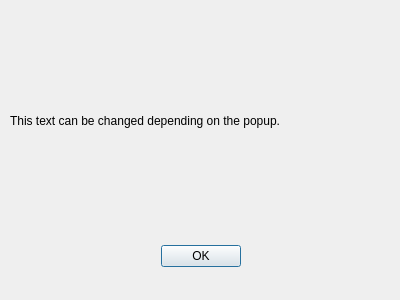
The window that PixelsSpriteEditor/PopupWindow.ui (worldofnick/Pixels-Sprite-Editor) describes before a commit, drawn with Qt 5.
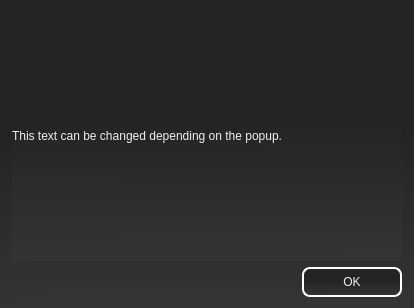
The same window after the commit.

Commit message:
Added a Popup at the beginning to get the initial resolution, also added functionality to the flip vertically and horizontally.
I set the initial default range for window resolution to 32-128, but
that can easily be changed in the SpriteMainWindow::initialResolution
method.

```diff
--- a/PixelsSpriteEditor/PopupWindow.ui
+++ b/PixelsSpriteEditor/PopupWindow.ui
@@ -6,45 +6,67 @@
    <rect>
     <x>0</x>
     <y>0</y>
-    <width>400</width>
-    <height>300</height>
+    <width>414</width>
+    <height>306</height>
    </rect>
   </property>
   <property name="windowTitle">
    <string>Dialog</string>
   </property>
-  <widget class="QDialogButtonBox" name="buttonBox">
-   <property name="geometry">
-    <rect>
-     <x>30</x>
-     <y>240</y>
-     <width>341</width>
-     <height>32</height>
-    </rect>
-   </property>
-   <property name="orientation">
-    <enum>Qt::Horizontal</enum>
-   </property>
-   <property name="standardButtons">
-    <set>QDialogButtonBox::Ok</set>
-   </property>
-   <property name="centerButtons">
-    <bool>true</bool>
-   </property>
-  </widget>
-  <widget class="QLabel" name="popupLabel">
-   <property name="geometry">
-    <rect>
-     <x>10</x>
-     <y>10</y>
-     <width>381</width>
-     <height>221</height>
-    </rect>
-   </property>
-   <property name="text">
-    <string>This text can be changed depending on the popup.</string>
-   </property>
-  </widget>
+  <property name="styleSheet">
+   <string notr="true">background-color: qlineargradient(spread:pad, x1:0.482, y1:0.4375, x2:0.488, y2:0.994318, stop:0 rgba(35, 37, 37, 255), stop:1 rgba(51, 53, 53, 255));
+color: rgb(239, 239, 239);</string>
+  </property>
+  <layout class="QGridLayout" name="gridLayout">
+   <item row="0" column="0">
+    <widget class="QLabel" name="popupLabel">
+     <property name="enabled">
+      <bool>true</bool>
+     </property>
+     <property name="minimumSize">
+      <size>
+       <width>390</width>
+       <height>250</height>
+      </size>
+     </property>
+     <property name="text">
+      <string>This text can be changed depending on the popup.</string>
+     </property>
+    </widget>
+   </item>
+   <item row="2" column="0">
+    <widget class="QPushButton" name="okButton">
+     <property name="minimumSize">
+      <size>
+       <width>100</width>
+       <height>30</height>
+      </size>
+     </property>
+     <property name="maximumSize">
+      <size>
+       <width>100</width>
+       <height>30</height>
+      </size>
+     </property>
+     <property name="layoutDirection">
+      <enum>Qt::RightToLeft</enum>
+     </property>
+     <property name="styleSheet">
+      <string notr="true">#okButton{
+	border-radius: 8px;
+	border: 2px solid #FFFFFF;
+}
+
+#okButton:hover{	
+	background-color: rgb(181, 183, 183);
+}</string>
+     </property>
+     <property name="text">
+      <string>OK</string>
+     </property>
+    </widget>
+   </item>
+  </layout>
  </widget>
  <resources/>
  <connections>
```
Left out of the diff: 35 changed lines with no effect on the pictures. The commit also changes 6 other files.
